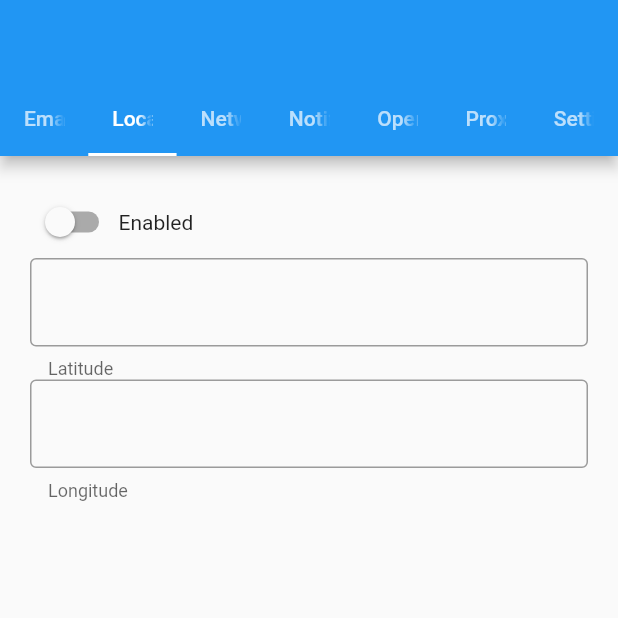
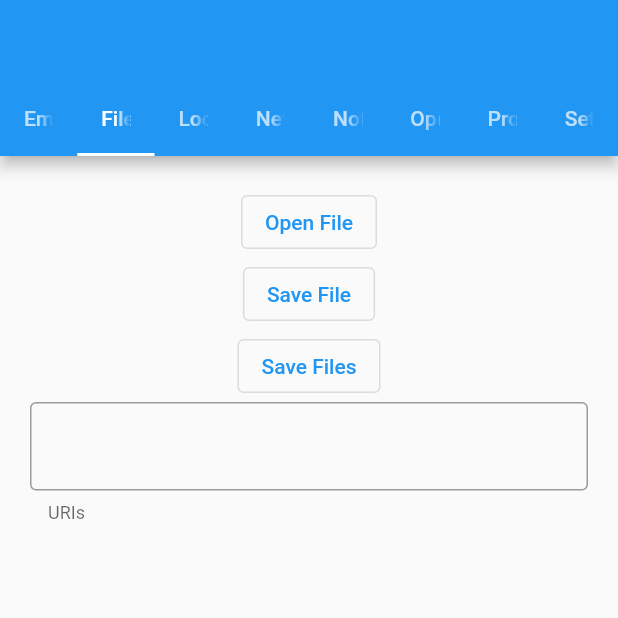
Before and after one commit to robert-ancell/flutter_portal_test, a Flutter app: the screen it shows after launch, tab 2 chosen, on a phone screen of 412 x 824 dp, the top half of it. Run offline on Flutter 3.47's test engine with Material 2 defaults, Android fonts, the phone set to English and light mode, and no system bars; missing offline and left inert: xdg_desktop_portal.

Commit message:
Add FileChooser portal

```diff
--- a/lib/main.dart
+++ b/lib/main.dart
@@ -20,12 +20,13 @@ class MyApp extends StatelessWidget {
         primarySwatch: Colors.blue,
       ),
       home: DefaultTabController(
-        length: 7,
+        length: 8,
         child: Scaffold(
           appBar: AppBar(
             bottom: const TabBar(
               tabs: [
                 Tab(text: 'Email'),
+                Tab(text: 'FileChooser'),
                 Tab(text: 'Location'),
                 Tab(text: 'NetworkMonitor'),
                 Tab(text: 'Notification'),
@@ -38,6 +39,7 @@ class MyApp extends StatelessWidget {
           body: TabBarView(
             children: [
               EmailPage(portal: portal),
+              FileChooserPage(portal: portal),
               LocationPage(portal: portal),
               NetworkMonitorPage(portal: portal),
               NotificationPage(portal: portal),
@@ -120,6 +122,67 @@ class EmailPageState extends State<EmailPage> {
                   addresses: addresses, cc: cc, bcc: bcc, subject: subject);
             },
             child: const Text('Compose Email'),
+          ),
+        ],
+      ),
+    );
+  }
+}
+
+class FileChooserPage extends StatefulWidget {
+  final XdgDesktopPortalClient portal;
+
+  const FileChooserPage({Key? key, required this.portal}) : super(key: key);
+
+  @override
+  State<FileChooserPage> createState() => FileChooserPageState();
+}
+
+class FileChooserPageState extends State<FileChooserPage> {
+  final _urisController = TextEditingController();
+
+  FileChooserPageState();
+
+  @override
+  Widget build(BuildContext context) {
+    return Container(
+      margin: const EdgeInsets.all(20),
+      child: Column(
+        children: <Widget>[
+          OutlinedButton(
+            onPressed: () async {
+              var result = await widget.portal.fileChooser
+                  .openFile(title: 'Open File')
+                  .first;
+              _urisController.text = result.uris.join(', ');
+            },
+            child: const Text('Open File'),
+          ),
+          OutlinedButton(
+            onPressed: () async {
+              var result = await widget.portal.fileChooser
+                  .saveFile(title: 'Save File')
+                  .first;
+              _urisController.text = result.uris.join(', ');
+            },
+            child: const Text('Save File'),
+          ),
+          OutlinedButton(
+            onPressed: () async {
+              var result = await widget.portal.fileChooser
+                  .saveFiles(title: 'Save Files')
+                  .first;
+              _urisController.text = result.uris.join(', ');
+            },
+            child: const Text('Save Files'),
+          ),
+          TextField(
+            readOnly: true,
+            controller: _urisController,
+            decoration: const InputDecoration(
+              helperText: 'URIs',
+              border: OutlineInputBorder(),
+            ),
           ),
         ],
       ),
--- a/pubspec.yaml
+++ b/pubspec.yaml
@@ -9,7 +9,7 @@ environment:
 dependencies:
   flutter:
     sdk: flutter
-  xdg_desktop_portal: ^0.1.7
+  xdg_desktop_portal: ^0.1.8
 
 dev_dependencies:
   flutter_test:
```
Also changed, not shown: pubspec.lock.
